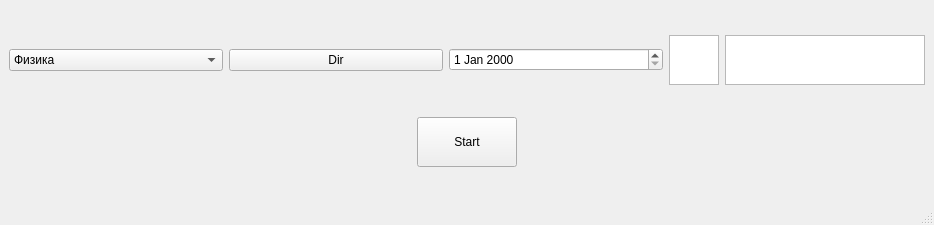
The window that img-to-pdf/mainwindow.ui (Djivs/img-to-pdf) describes before a commit, drawn with Qt 5.
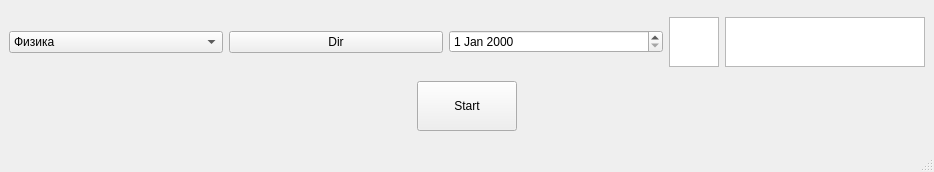
The same window after the commit.

```diff
--- a/img-to-pdf/mainwindow.ui
+++ b/img-to-pdf/mainwindow.ui
@@ -7,7 +7,7 @@
     <x>0</x>
     <y>0</y>
     <width>934</width>
-    <height>225</height>
+    <height>172</height>
    </rect>
   </property>
   <property name="windowTitle">
@@ -100,6 +100,9 @@
     </item>
     <item>
      <layout class="QHBoxLayout" name="horizontalLayout_2">
+      <property name="spacing">
+       <number>1</number>
+      </property>
       <item>
        <spacer name="horizontalSpacer">
         <property name="orientation">
```
